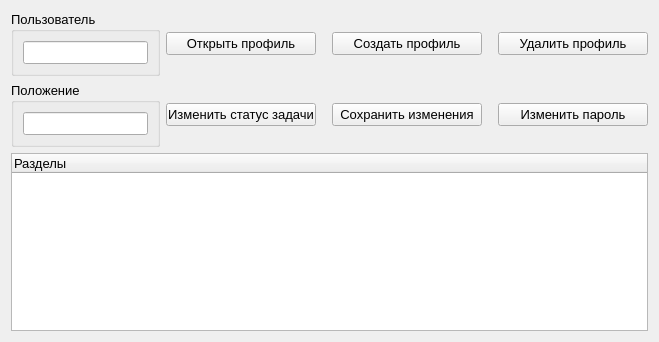
AlexKiselev97/learn_pascal, file source/profileform.ui: the form before one commit.
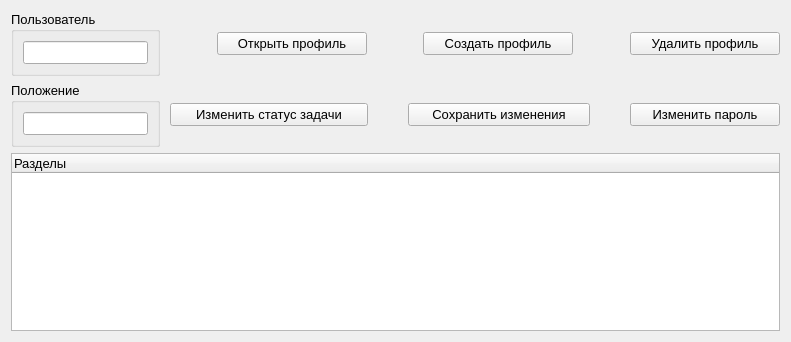
The form after the commit.

The edit to the form file:
```diff
--- a/source/profileform.ui
+++ b/source/profileform.ui
@@ -9,7 +9,7 @@
    <rect>
     <x>0</x>
     <y>0</y>
-    <width>659</width>
+    <width>791</width>
     <height>342</height>
    </rect>
   </property>
@@ -179,7 +179,7 @@
        </property>
        <property name="minimumSize">
         <size>
-         <width>150</width>
+         <width>198</width>
          <height>0</height>
         </size>
        </property>
@@ -205,7 +205,7 @@
       <widget class="QPushButton" name="saveProfile">
        <property name="minimumSize">
         <size>
-         <width>150</width>
+         <width>182</width>
          <height>0</height>
         </size>
        </property>
```
